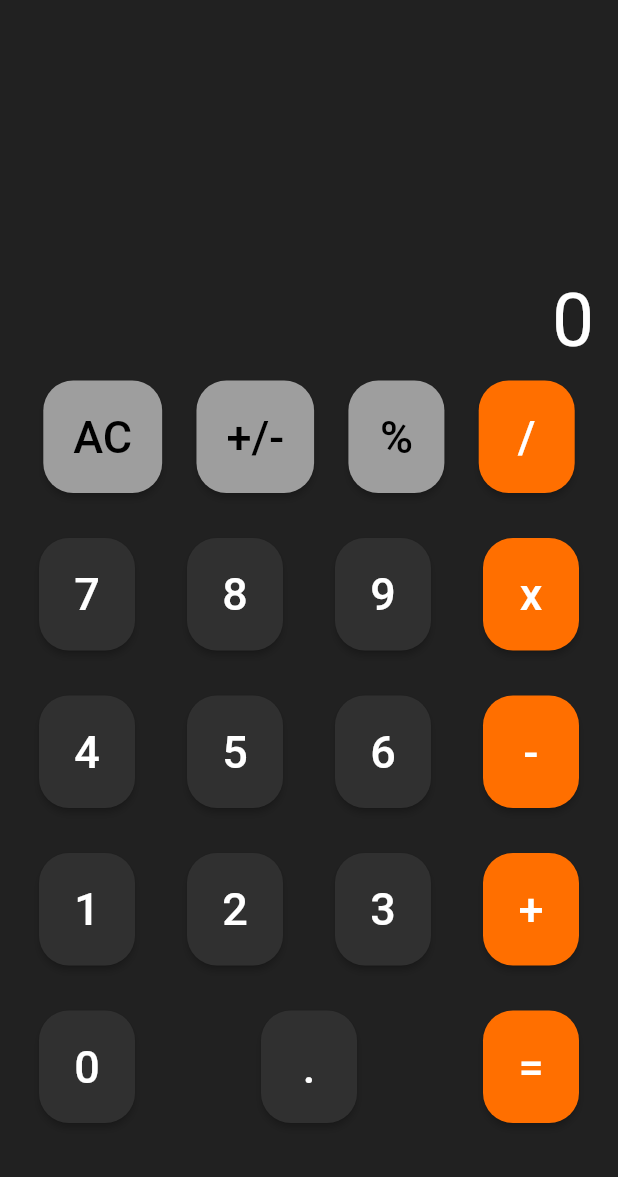
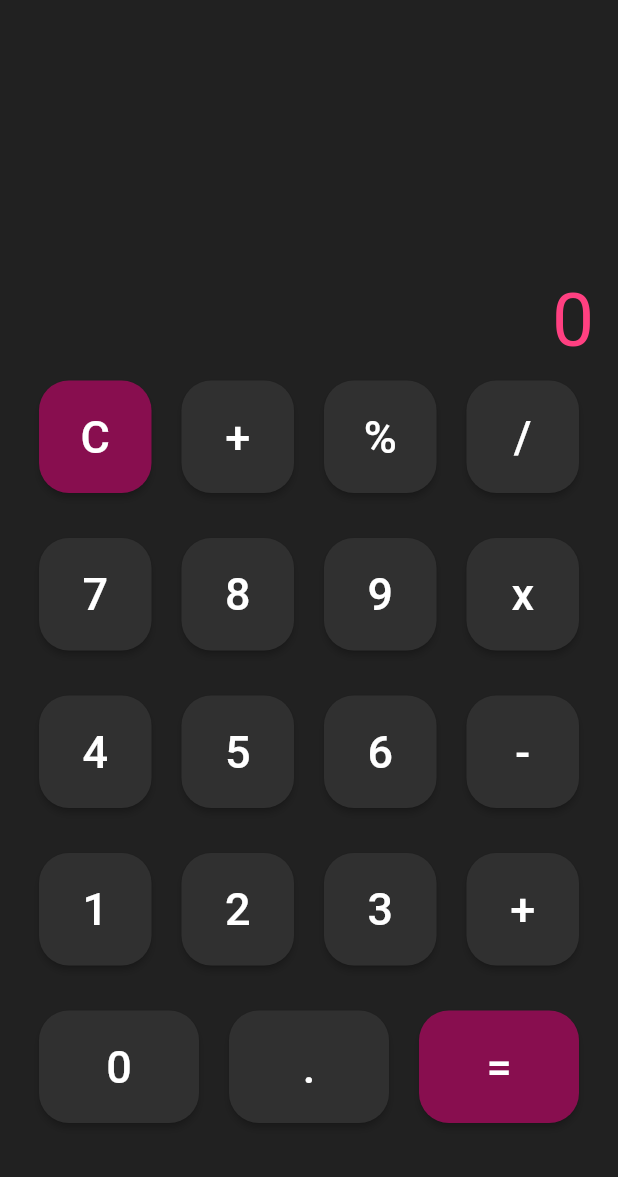
Before and after one commit to Mrkhan012/Calculator-app, a Flutter app: the screen it shows after launch, on a phone screen of 412 x 824 dp, the part 59-1236 px from its top. Run offline on Flutter 3.47's test engine with Material 2 defaults, Android fonts, the phone set to English and light mode, and no system bars; our stand-ins replace get.

```diff
--- a/lib/screen/home_Screen.dart
+++ b/lib/screen/home_Screen.dart
@@ -4,7 +4,9 @@ import 'package:get/get.dart';
 class Calculator extends StatelessWidget {
   final calculatorController = Get.put(CalculatorController());
 
-  Calculator({super.key});
+  Calculator({
+    super.key,
+  });
 
   @override
   Widget build(BuildContext context) {
@@ -27,109 +29,22 @@ class Calculator extends StatelessWidget {
                   child: Obx(() => Text(
                         calculatorController.displayText.value,
                         style: const TextStyle(
-                          color: Colors.white,
+                          color: Colors.pinkAccent,
                           fontSize: 50,
                         ),
                       )),
                 ),
               ),
-              Row(
-                mainAxisAlignment: MainAxisAlignment.spaceEvenly,
-                children: <Widget>[
-                  calcButton('AC', Colors.grey, Colors.black, () {
-                    calculatorController.calculation('AC');
-                  }),
-                  calcButton('+/-', Colors.grey, Colors.black, () {
-                    calculatorController.calculation('+/-');
-                  }),
-                  calcButton('%', Colors.grey, Colors.black, () {
-                    calculatorController.calculation('%');
-                  }),
-                  calcButton('/', Colors.amber[900]!, Colors.white, () {
-                    calculatorController.calculation('/');
-                  }),
-                ],
-              ),
-              const SizedBox(
-                height: 10,
-              ),
-              Row(
-                mainAxisAlignment: MainAxisAlignment.spaceBetween,
-                children: <Widget>[
-                  calcButton('7', Colors.grey[850]!, Colors.white, () {
-                    calculatorController.calculation('7');
-                  }),
-                  calcButton('8', Colors.grey[850]!, Colors.white, () {
-                    calculatorController.calculation('8');
-                  }),
-                  calcButton('9', Colors.grey[850]!, Colors.white, () {
-                    calculatorController.calculation('9');
-                  }),
-                  calcButton('x', Colors.amber[900]!, Colors.white, () {
-                    calculatorController.calculation('x');
-                  }),
-                ],
-              ),
-              const SizedBox(
-                height: 10,
-              ),
-              Row(
-                mainAxisAlignment: MainAxisAlignment.spaceBetween,
-                children: <Widget>[
-                  calcButton('4', Colors.grey[850]!, Colors.white, () {
-                    calculatorController.calculation('4');
-                  }),
-                  calcButton('5', Colors.grey[850]!, Colors.white, () {
-                    calculatorController.calculation('5');
-                  }),
-                  calcButton('6', Colors.grey[850]!, Colors.white, () {
-                    calculatorController.calculation('6');
-                  }),
-                  calcButton('-', Colors.amber[900]!, Colors.white, () {
-                    calculatorController.calculation('-');
-                  }),
-                ],
-              ),
-              const SizedBox(
-                height: 10,
-              ),
-              Row(
-                mainAxisAlignment: MainAxisAlignment.spaceBetween,
-                children: <Widget>[
-                  calcButton('1', Colors.grey[850]!, Colors.white, () {
-                    calculatorController.calculation('1');
-                  }),
-                  calcButton('2', Colors.grey[850]!, Colors.white, () {
-                    calculatorController.calculation('2');
-                  }),
-                  calcButton('3', Colors.grey[850]!, Colors.white, () {
-                    calculatorController.calculation('3');
-                  }),
-                  calcButton('+', Colors.amber[900]!, Colors.white, () {
-                    calculatorController.calculation('+');
-                  }),
-                ],
-              ),
-              const SizedBox(
-                height: 10,
-              ),
-              Row(
-                mainAxisAlignment: MainAxisAlignment.spaceBetween,
-                children: <Widget>[
-                  calcButton('0', Colors.grey[850]!, Colors.white, () {
-                    calculatorController.calculation('0');
-                  }),
-                  calcButton('.', Colors.grey[850]!, Colors.white, () {
-                    calculatorController.calculation('.');
-                  }),
-                  calcButton('=', Colors.amber[900]!, Colors.white, () {
-                    calculatorController.calculation('=');
-                  }),
-                ],
-              ),
-              const SizedBox(
-                height: 10,
-              ),
+              buildButtonRow(['C', '+', '%', '/']),
+              const SizedBox(height: 10),
+              buildButtonRow(['7', '8', '9', 'x']),
+              const SizedBox(height: 10),
+              buildButtonRow(['4', '5', '6', '-']),
+              const SizedBox(height: 10),
+              buildButtonRow(['1', '2', '3', '+']),
+              const SizedBox(height: 10),
+              buildButtonRow(['0', '.', '=']),
+              const SizedBox(height: 10),
             ],
           ),
         ),
@@ -137,9 +52,28 @@ class Calculator extends StatelessWidget {
     );
   }
 
+  Widget buildButtonRow(List<String> buttons) {
+    return Row(
+      mainAxisAlignment: MainAxisAlignment.spaceEvenly,
+      children: buttons
+          .map((buttonText) => calcButton(
+                buttonText,
+                buttonText == '=' || buttonText == "C"
+                    ? Colors.pink[900]!
+                    : Colors.grey[850]!,
+                Colors.white,
+                () {
+                  calculatorController.calculation(buttonText);
+                },
+              ))
+          .toList(),
+    );
+  }
+
   Widget calcButton(String buttonText, Color buttonColor, Color textColor,
       VoidCallback onPressed) {
-    return Container(
+    return Expanded(
+      child: Container(
         margin: const EdgeInsets.all(10),
         child: ElevatedButton(
           onPressed: onPressed,
@@ -158,6 +92,7 @@ class Calculator extends StatelessWidget {
             ),
           ),
         ),
+      ),
     );
   }
 }
@@ -172,7 +107,7 @@ class CalculatorController extends GetxController {
   String previousOperator = '';
 
   void calculation(String buttonText) {
-    if (buttonText == 'AC') {
+    if (buttonText == 'C') {
       displayText.value = '0';
       numOne = 0;
       numTwo = 0;
```
Also changed, not shown: 5 other files. Lines whose indentation alone changed are shown as unchanged.
